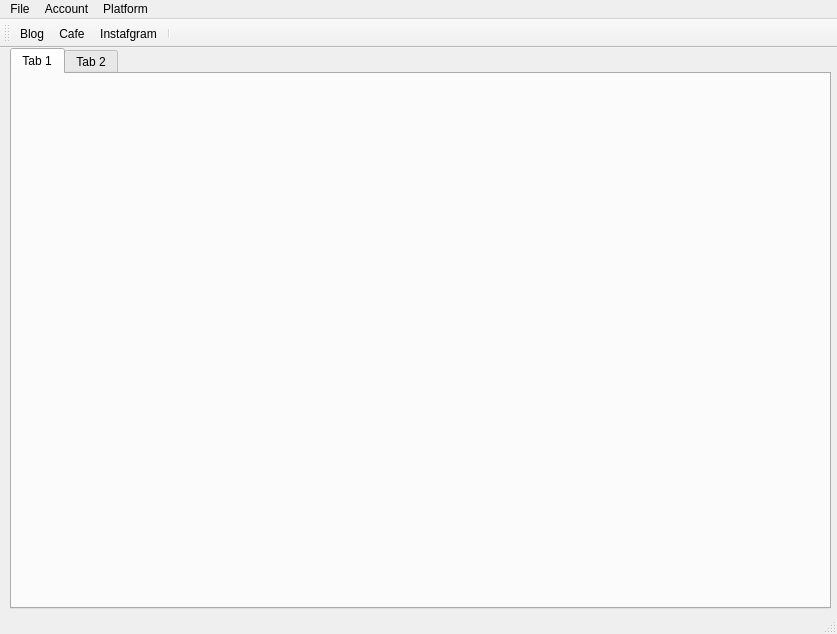
This is app/dasan_main.ui in Jena-K/dasan as Qt 5 draws it before an edit. The edited form follows.
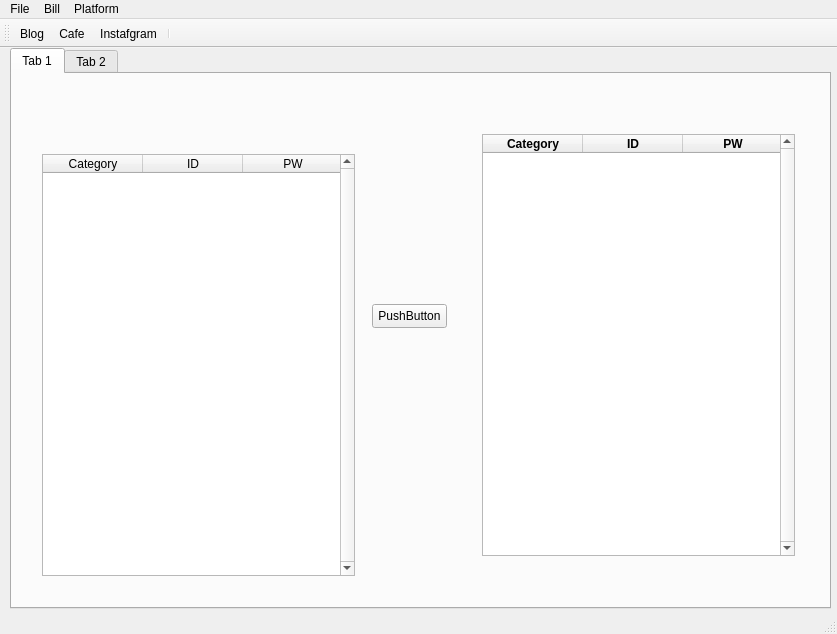
This is the edited form. Icons and pictures are not drawn.

Commit message: Learning about table_view

What changed in the file:
```diff
--- a/app/dasan_main.ui
+++ b/app/dasan_main.ui
@@ -39,6 +39,184 @@
         <attribute name="title">
          <string>Tab 1</string>
         </attribute>
+        <widget class="QPushButton" name="button_popup_accnt">
+         <property name="geometry">
+          <rect>
+           <x>360</x>
+           <y>230</y>
+           <width>75</width>
+           <height>24</height>
+          </rect>
+         </property>
+         <property name="text">
+          <string>PushButton</string>
+         </property>
+        </widget>
+        <widget class="QTreeWidget" name="treeWidget">
+         <property name="enabled">
+          <bool>true</bool>
+         </property>
+         <property name="geometry">
+          <rect>
+           <x>470</x>
+           <y>60</y>
+           <width>313</width>
+           <height>422</height>
+          </rect>
+         </property>
+         <property name="sizePolicy">
+          <sizepolicy hsizetype="Expanding" vsizetype="Expanding">
+           <horstretch>0</horstretch>
+           <verstretch>0</verstretch>
+          </sizepolicy>
+         </property>
+         <property name="maximumSize">
+          <size>
+           <width>16777212</width>
+           <height>16777215</height>
+          </size>
+         </property>
+         <property name="baseSize">
+          <size>
+           <width>0</width>
+           <height>0</height>
+          </size>
+         </property>
+         <property name="contextMenuPolicy">
+          <enum>Qt::ContextMenuPolicy::DefaultContextMenu</enum>
+         </property>
+         <property name="frameShape">
+          <enum>QFrame::Shape::StyledPanel</enum>
+         </property>
+         <property name="frameShadow">
+          <enum>QFrame::Shadow::Sunken</enum>
+         </property>
+         <property name="verticalScrollBarPolicy">
+          <enum>Qt::ScrollBarPolicy::ScrollBarAlwaysOn</enum>
+         </property>
+         <property name="horizontalScrollBarPolicy">
+          <enum>Qt::ScrollBarPolicy::ScrollBarAlwaysOff</enum>
+         </property>
+         <property name="sizeAdjustPolicy">
+          <enum>QAbstractScrollArea::SizeAdjustPolicy::AdjustIgnored</enum>
+         </property>
+         <property name="autoScroll">
+          <bool>true</bool>
+         </property>
+         <property name="tabKeyNavigation">
+          <bool>true</bool>
+         </property>
+         <property name="selectionMode">
+          <enum>QAbstractItemView::SelectionMode::ContiguousSelection</enum>
+         </property>
+         <property name="selectionBehavior">
+          <enum>QAbstractItemView::SelectionBehavior::SelectItems</enum>
+         </property>
+         <property name="verticalScrollMode">
+          <enum>QAbstractItemView::ScrollMode::ScrollPerItem</enum>
+         </property>
+         <property name="allColumnsShowFocus">
+          <bool>false</bool>
+         </property>
+         <property name="headerHidden">
+          <bool>false</bool>
+         </property>
+         <attribute name="headerCascadingSectionResizes">
+          <bool>false</bool>
+         </attribute>
+         <column>
+          <property name="text">
+           <string>Category</string>
+          </property>
+          <property name="font">
+           <font>
+            <bold>true</bold>
+           </font>
+          </property>
+          <property name="textAlignment">
+           <set>AlignCenter</set>
+          </property>
+          <property name="background">
+           <color>
+            <red>255</red>
+            <green>223</green>
+            <blue>221</blue>
+           </color>
+          </property>
+         </column>
+         <column>
+          <property name="text">
+           <string>ID</string>
+          </property>
+          <property name="font">
+           <font>
+            <bold>true</bold>
+           </font>
+          </property>
+          <property name="textAlignment">
+           <set>AlignCenter</set>
+          </property>
+          <property name="background">
+           <color>
+            <red>255</red>
+            <green>223</green>
+            <blue>221</blue>
+           </color>
+          </property>
+         </column>
+         <column>
+          <property name="text">
+           <string>PW</string>
+          </property>
+          <property name="font">
+           <font>
+            <bold>true</bold>
+            <hintingpreference>PreferFullHinting</hintingpreference>
+           </font>
+          </property>
+          <property name="textAlignment">
+           <set>AlignCenter</set>
+          </property>
+          <property name="background">
+           <color>
+            <red>255</red>
+            <green>223</green>
+            <blue>221</blue>
+           </color>
+          </property>
+         </column>
+        </widget>
+        <widget class="QTableWidget" name="tableWidget">
+         <property name="geometry">
+          <rect>
+           <x>30</x>
+           <y>80</y>
+           <width>313</width>
+           <height>422</height>
+          </rect>
+         </property>
+         <property name="verticalScrollBarPolicy">
+          <enum>Qt::ScrollBarPolicy::ScrollBarAlwaysOn</enum>
+         </property>
+         <property name="horizontalScrollBarPolicy">
+          <enum>Qt::ScrollBarPolicy::ScrollBarAlwaysOff</enum>
+         </property>
+         <column>
+          <property name="text">
+           <string>Category</string>
+          </property>
+         </column>
+         <column>
+          <property name="text">
+           <string>ID</string>
+          </property>
+         </column>
+         <column>
+          <property name="text">
+           <string>PW</string>
+          </property>
+         </column>
+        </widget>
        </widget>
        <widget class="QWidget" name="tab_2">
         <attribute name="title">
@@ -68,7 +246,7 @@
    </widget>
    <widget class="QMenu" name="menuAccount">
     <property name="title">
-     <string>Account</string>
+     <string>Bill</string>
     </property>
    </widget>
    <widget class="QMenu" name="menuPlatform">
```
Left out of the diff: 36 changed lines with no effect on the pictures. The commit also changes 11 other files.
